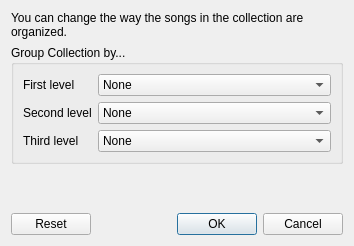
Above: src/collection/groupbydialog.ui from strawberrymusicplayer/strawberry before the change. Below: the same form after it.
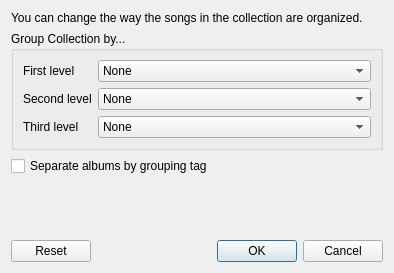
That is the form after the change. Icons and pictures are not drawn.

Commit message:
CollectionModel: Make separating albums by grouping optional
Fixes #1018

The edit to the form file:
```diff
--- a/src/collection/groupbydialog.ui
+++ b/src/collection/groupbydialog.ui
@@ -6,8 +6,8 @@
    <rect>
     <x>0</x>
     <y>0</y>
-    <width>354</width>
-    <height>246</height>
+    <width>394</width>
+    <height>273</height>
    </rect>
   </property>
   <property name="windowTitle">
@@ -370,6 +370,13 @@
      </layout>
     </widget>
    </item>
+   <item>
+    <widget class="QCheckBox" name="checkbox_separate_albums_by_grouping">
+     <property name="text">
+      <string>Separate albums by grouping tag</string>
+     </property>
+    </widget>
+   </item>
    <item>
     <spacer name="spacer_bottom">
      <property name="orientation">
```
The commit also changes 9 other files.
